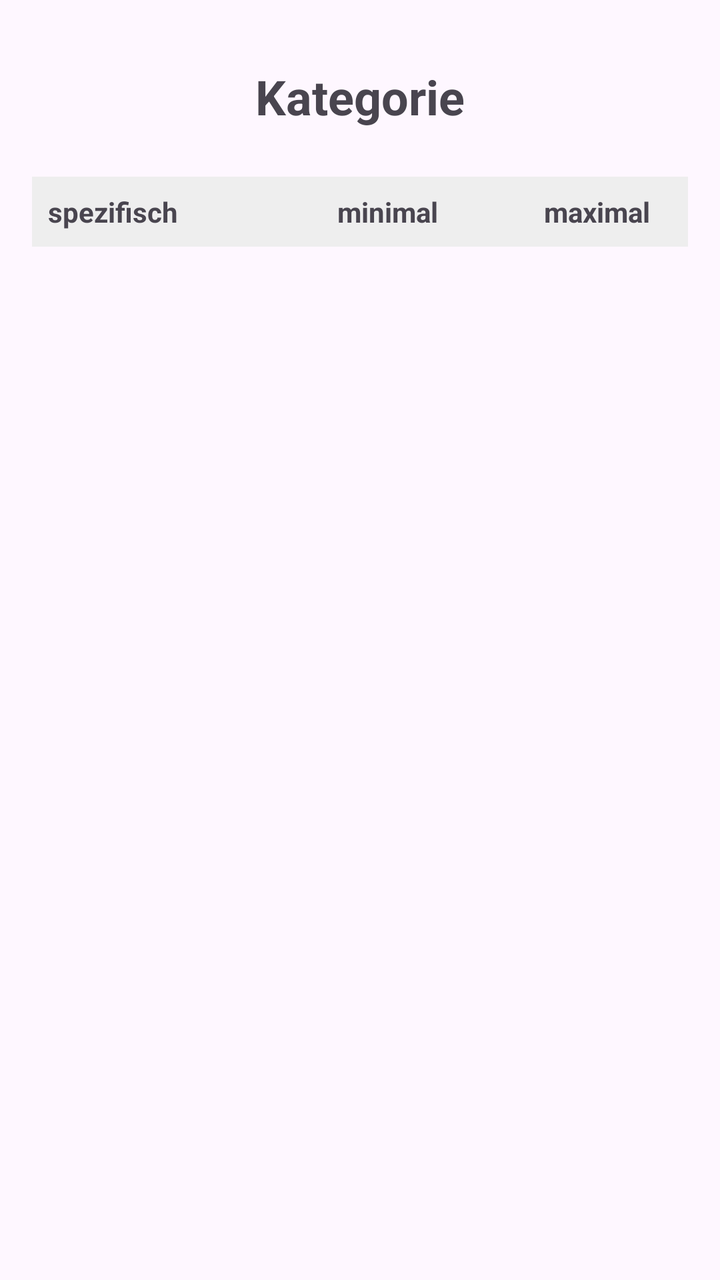
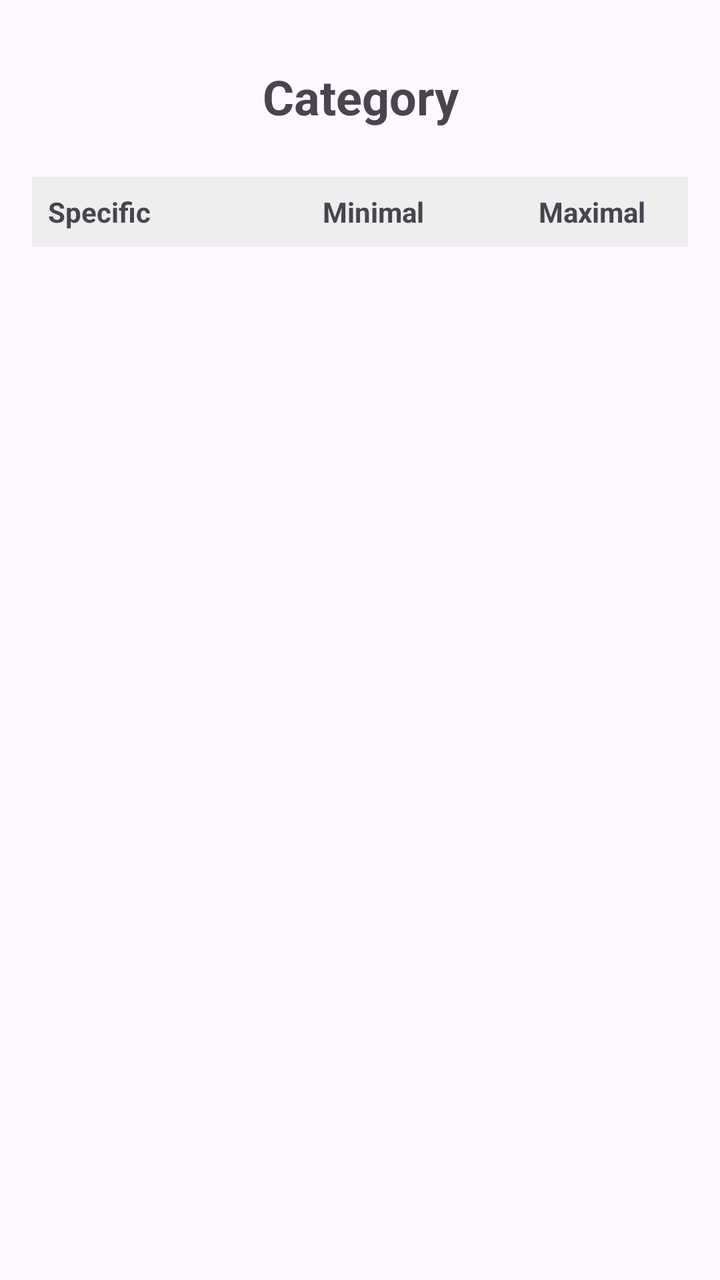

Before-and-after screenshots of an Android layout around one commit, followed by the original layout XML and the change that was made.
<!-- AndroidManifest.xml: application theme Theme.FitAppMobile -->
<!-- res/layout/activity_detail.xml -->
<?xml version="1.0" encoding="utf-8"?>
<androidx.constraintlayout.widget.ConstraintLayout xmlns:android="http://schemas.android.com/apk/res/android"
    xmlns:app="http://schemas.android.com/apk/res-auto"
    android:layout_width="match_parent"
    android:layout_height="match_parent"
    android:padding="16dp"
    android:fitsSystemWindows="true">

    <TextView
        android:id="@+id/textViewDetailTitle"
        android:layout_width="0dp"
        android:layout_height="wrap_content"
        android:textAlignment="center"
        android:textSize="24sp"
        android:textStyle="bold"
        android:text="Kategorie"
        app:layout_constraintTop_toTopOf="parent"
        app:layout_constraintStart_toStartOf="parent"
        app:layout_constraintEnd_toEndOf="parent"
        android:layout_marginTop="16dp" />

    <TableLayout
        android:id="@+id/tableLayoutDetails"
        android:layout_width="0dp"
        android:layout_height="wrap_content"
        android:layout_marginTop="24dp"
        android:stretchColumns="0,1,2"
        app:layout_constraintTop_toBottomOf="@id/textViewDetailTitle"
        app:layout_constraintStart_toStartOf="parent"
        app:layout_constraintEnd_toEndOf="parent">

        <TableRow
            android:background="#EEEEEE"
            android:padding="8dp">
            <TextView
                android:layout_width="wrap_content"
                android:layout_height="wrap_content"
                android:text="spezifisch"
                android:textStyle="bold" />
            <TextView
                android:layout_width="wrap_content"
                android:layout_height="wrap_content"
                android:text="minimal"
                android:textStyle="bold"
                android:gravity="center" />
            <TextView
                android:layout_width="wrap_content"
                android:layout_height="wrap_content"
                android:text="maximal"
                android:textStyle="bold"
                android:gravity="center" />
        </TableRow>

    </TableLayout>

</androidx.constraintlayout.widget.ConstraintLayout>
<!-- resources referenced by this layout -->
<resources>
  <style name="Theme.FitAppMobile" parent="Base.Theme.FitAppMobile" />
  <style name="Base.Theme.FitAppMobile" parent="Theme.Material3.DayNight">
          
          
      </style>
</resources>

<!-- the commit's change to res/layout/activity_detail.xml (unified diff, before → after) -->
@@ -13,7 +13,7 @@
         android:textAlignment="center"
         android:textSize="24sp"
         android:textStyle="bold"
-        android:text="Kategorie"
+        android:text="@string/category"
         app:layout_constraintTop_toTopOf="parent"
         app:layout_constraintStart_toStartOf="parent"
         app:layout_constraintEnd_toEndOf="parent"
@@ -35,18 +35,18 @@
             <TextView
                 android:layout_width="wrap_content"
                 android:layout_height="wrap_content"
-                android:text="spezifisch"
+                android:text="@string/specific"
                 android:textStyle="bold" />
             <TextView
                 android:layout_width="wrap_content"
                 android:layout_height="wrap_content"
-                android:text="minimal"
+                android:text="@string/minimal"
                 android:textStyle="bold"
                 android:gravity="center" />
             <TextView
                 android:layout_width="wrap_content"
                 android:layout_height="wrap_content"
-                android:text="maximal"
+                android:text="@string/maximal"
                 android:textStyle="bold"
                 android:gravity="center" />
         </TableRow>
<!-- resource entries referenced after the edit -->
@@ -1,5 +1,9 @@
 <!-- resources referenced by this layout -->
 <resources>
+  <string name="category">Category</string>
+  <string name="maximal">Maximal</string>
+  <string name="minimal">Minimal</string>
+  <string name="specific">Specific</string>
   <style name="Theme.FitAppMobile" parent="Base.Theme.FitAppMobile" />
   <style name="Base.Theme.FitAppMobile" parent="Theme.Material3.DayNight">
           
